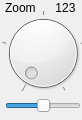
This is gui/zoomcontrolwidget.ui in evovch/bcontrol as Qt 5 draws it before an edit. The edited form follows.
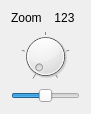
This is the edited form. Custom widgets are drawn as their Qt base class.

```diff
--- a/gui/zoomcontrolwidget.ui
+++ b/gui/zoomcontrolwidget.ui
@@ -6,22 +6,25 @@
    <rect>
     <x>0</x>
     <y>0</y>
-    <width>82</width>
-    <height>120</height>
+    <width>91</width>
+    <height>114</height>
    </rect>
   </property>
   <property name="windowTitle">
    <string>Form</string>
   </property>
+  <layout class="QVBoxLayout" name="verticalLayout">
+   <item>
+    <layout class="QHBoxLayout" name="horizontalLayout">
+     <item>
+      <widget class="QLabel" name="label">
+       <property name="text">
+        <string>Zoom</string>
+       </property>
+      </widget>
+     </item>
+     <item>
   <widget class="QLabel" name="coordLabel">
-   <property name="geometry">
-    <rect>
-     <x>50</x>
-     <y>0</y>
-     <width>31</width>
-     <height>16</height>
-    </rect>
-   </property>
    <property name="text">
     <string>123</string>
    </property>
@@ -29,15 +32,11 @@
     <set>Qt::AlignCenter</set>
    </property>
   </widget>
+     </item>
+    </layout>
+   </item>
+   <item>
   <widget class="QDial" name="positionDial">
-   <property name="geometry">
-    <rect>
-     <x>0</x>
-     <y>10</y>
-     <width>86</width>
-     <height>86</height>
-    </rect>
-   </property>
    <property name="orientation">
     <enum>Qt::Horizontal</enum>
    </property>
@@ -48,15 +47,9 @@
     <bool>true</bool>
    </property>
   </widget>
+   </item>
+   <item>
   <widget class="bSlider" name="speedSlider">
-   <property name="geometry">
-    <rect>
-     <x>5</x>
-     <y>95</y>
-     <width>76</width>
-     <height>21</height>
-    </rect>
-   </property>
    <property name="minimum">
     <number>-100</number>
    </property>
@@ -67,19 +60,8 @@
     <enum>Qt::Horizontal</enum>
    </property>
   </widget>
-  <widget class="QLabel" name="label">
-   <property name="geometry">
-    <rect>
-     <x>5</x>
-     <y>0</y>
-     <width>36</width>
-     <height>16</height>
-    </rect>
-   </property>
-   <property name="text">
-    <string>Zoom</string>
-   </property>
-  </widget>
+   </item>
+  </layout>
  </widget>
  <customwidgets>
   <customwidget>
```
Lines whose indentation alone changed are shown as unchanged.
